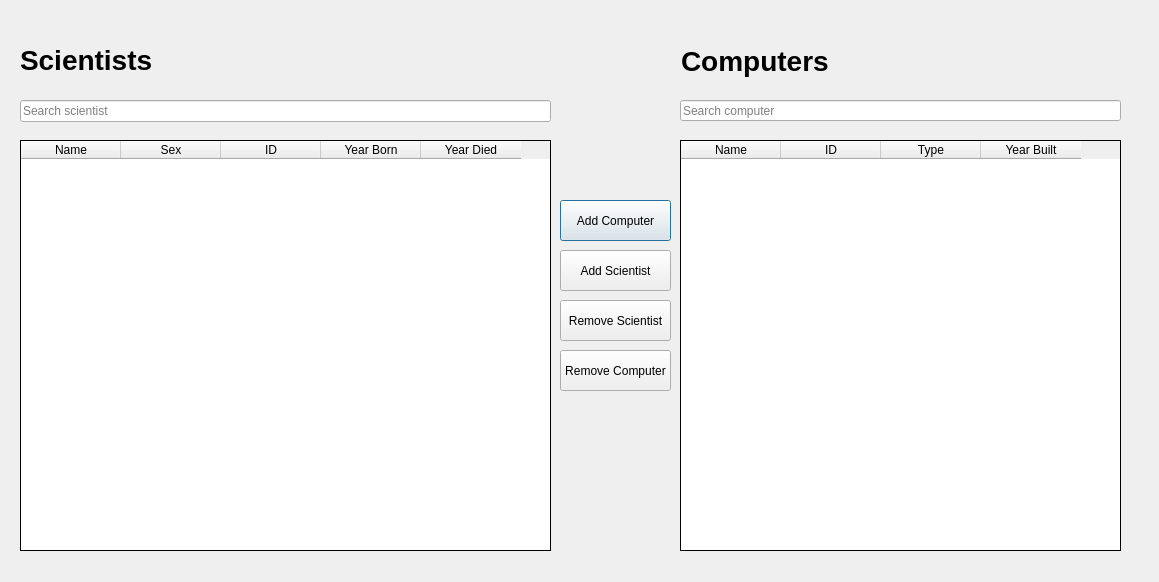
Qt form Verkefni_3/programwindow.ui (Verklegt/Lokaverkefni) before a commit.
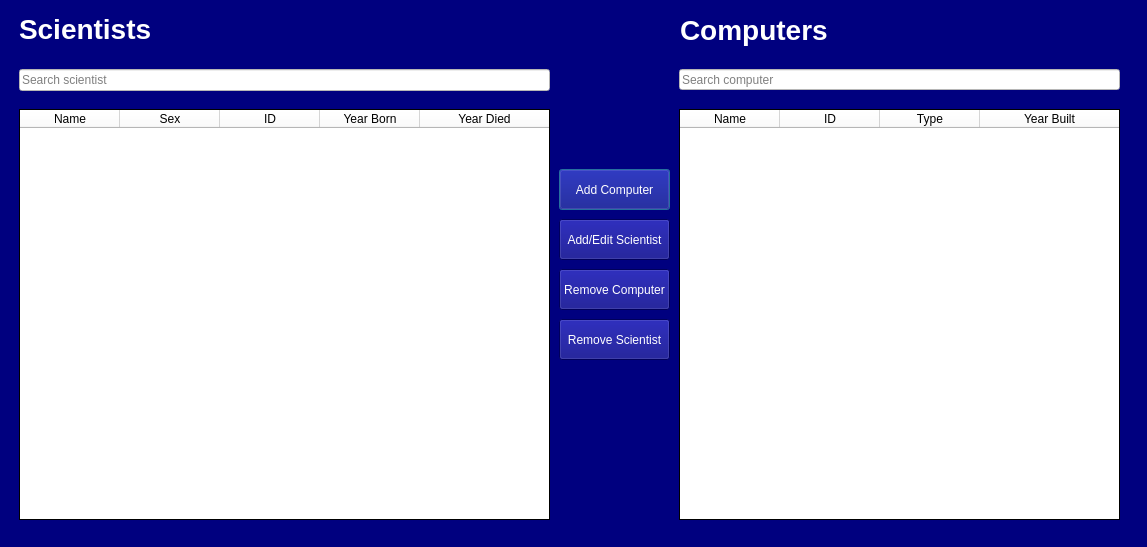
The same form after that commit.

Commit message: lagaði litina og útlit, virkni á edit og remove ekki en kominn

```diff
--- a/Verkefni_3/programwindow.ui
+++ b/Verkefni_3/programwindow.ui
@@ -6,22 +6,30 @@
    <rect>
     <x>0</x>
     <y>0</y>
-    <width>1159</width>
-    <height>582</height>
+    <width>1147</width>
+    <height>547</height>
    </rect>
   </property>
   <property name="windowTitle">
    <string>Dialog</string>
   </property>
+  <property name="styleSheet">
+   <string notr="true">background-color: rgb(0, 0, 127);
+color: rgb(255, 255, 255);</string>
+  </property>
   <widget class="QLineEdit" name="input_filter_computer">
    <property name="geometry">
     <rect>
-     <x>680</x>
-     <y>100</y>
+     <x>679</x>
+     <y>69</y>
      <width>441</width>
      <height>21</height>
     </rect>
    </property>
+   <property name="styleSheet">
+    <string notr="true">background-color: rgb(255, 255, 255);
+color: rgb(0, 0, 0);</string>
+   </property>
    <property name="text">
     <string/>
    </property>
@@ -32,8 +40,8 @@
   <widget class="QTableWidget" name="Scientist_table">
    <property name="geometry">
     <rect>
-     <x>20</x>
-     <y>140</y>
+     <x>19</x>
+     <y>109</y>
      <width>531</width>
      <height>411</height>
     </rect>
@@ -41,6 +49,10 @@
    <property name="layoutDirection">
     <enum>Qt::LeftToRight</enum>
    </property>
+   <property name="styleSheet">
+    <string notr="true">background-color: rgb(255, 255, 255);
+color: rgb(0, 0, 0);</string>
+   </property>
    <property name="frameShape">
     <enum>QFrame::Box</enum>
    </property>
@@ -51,9 +63,15 @@
     <bool>true</bool>
    </property>
    <attribute name="horizontalHeaderStretchLastSection">
-    <bool>false</bool>
+    <bool>true</bool>
    </attribute>
    <attribute name="verticalHeaderCascadingSectionResizes">
+    <bool>true</bool>
+   </attribute>
+   <attribute name="verticalHeaderShowSortIndicator" stdset="0">
+    <bool>true</bool>
+   </attribute>
+   <attribute name="verticalHeaderStretchLastSection">
     <bool>false</bool>
    </attribute>
    <column>
@@ -88,12 +106,16 @@
   <widget class="QTableWidget" name="Computer_table">
    <property name="geometry">
     <rect>
-     <x>680</x>
-     <y>140</y>
+     <x>679</x>
+     <y>109</y>
      <width>441</width>
      <height>411</height>
     </rect>
    </property>
+   <property name="styleSheet">
+    <string notr="true">background-color: rgb(255, 255, 255);
+color: rgb(0, 0, 0);</string>
+   </property>
    <property name="frameShape">
     <enum>QFrame::Box</enum>
    </property>
@@ -103,6 +125,21 @@
    <property name="sortingEnabled">
     <bool>true</bool>
    </property>
+   <attribute name="horizontalHeaderCascadingSectionResizes">
+    <bool>true</bool>
+   </attribute>
+   <attribute name="horizontalHeaderStretchLastSection">
+    <bool>true</bool>
+   </attribute>
+   <attribute name="verticalHeaderCascadingSectionResizes">
+    <bool>true</bool>
+   </attribute>
+   <attribute name="verticalHeaderShowSortIndicator" stdset="0">
+    <bool>true</bool>
+   </attribute>
+   <attribute name="verticalHeaderStretchLastSection">
+    <bool>false</bool>
+   </attribute>
    <column>
     <property name="text">
      <string>Name</string>
@@ -127,12 +164,15 @@
   <widget class="QPushButton" name="add_computer_button">
    <property name="geometry">
     <rect>
-     <x>560</x>
-     <y>200</y>
+     <x>559</x>
+     <y>169</y>
      <width>111</width>
      <height>41</height>
     </rect>
    </property>
+   <property name="styleSheet">
+    <string notr="true"/>
+   </property>
    <property name="text">
     <string>Add Computer</string>
    </property>
@@ -140,12 +180,16 @@
   <widget class="QLineEdit" name="input_filter_scientist">
    <property name="geometry">
     <rect>
-     <x>20</x>
-     <y>100</y>
+     <x>19</x>
+     <y>69</y>
      <width>531</width>
      <height>22</height>
     </rect>
    </property>
+   <property name="styleSheet">
+    <string notr="true">background-color: rgb(255, 255, 255);
+color: rgb(0, 0, 0);</string>
+   </property>
    <property name="inputMask">
     <string/>
    </property>
@@ -159,8 +203,8 @@
   <widget class="QLabel" name="Scientist_text_2">
    <property name="geometry">
     <rect>
-     <x>681</x>
-     <y>31</y>
+     <x>680</x>
+     <y>0</y>
      <width>181</width>
      <height>61</height>
     </rect>
@@ -171,20 +215,23 @@
     </font>
    </property>
    <property name="text">
-    <string>&lt;h2&gt;Computers&lt;/h2&gt;</string>
+    <string>&lt;html&gt;&lt;head/&gt;&lt;body&gt;&lt;p&gt;&lt;span style=&quot; font-size:x-large; font-weight:600; color:#ffffff;&quot;&gt;Computers&lt;/span&gt;&lt;/p&gt;&lt;/body&gt;&lt;/html&gt;</string>
    </property>
   </widget>
   <widget class="QPushButton" name="add_scientist_button">
    <property name="geometry">
     <rect>
-     <x>560</x>
-     <y>250</y>
+     <x>559</x>
+     <y>219</y>
      <width>111</width>
      <height>41</height>
     </rect>
    </property>
+   <property name="styleSheet">
+    <string notr="true">gridline-color: rgb(0, 255, 0);</string>
+   </property>
    <property name="text">
-    <string>Add Scientist</string>
+    <string>Add/Edit Scientist</string>
    </property>
    <property name="iconSize">
     <size>
@@ -199,8 +246,8 @@
   <widget class="QLabel" name="Scientist_text">
    <property name="geometry">
     <rect>
-     <x>20</x>
-     <y>30</y>
+     <x>19</x>
+     <y>-1</y>
      <width>191</width>
      <height>61</height>
     </rect>
@@ -211,14 +258,14 @@
     </font>
    </property>
    <property name="text">
-    <string>&lt;h2&gt;Scientists&lt;/h2&gt;</string>
+    <string>&lt;html&gt;&lt;head/&gt;&lt;body&gt;&lt;p&gt;&lt;span style=&quot; font-size:x-large; font-weight:600; color:#ffffff;&quot;&gt;Scientists&lt;/span&gt;&lt;/p&gt;&lt;/body&gt;&lt;/html&gt;</string>
    </property>
   </widget>
   <widget class="QPushButton" name="button_remove_scientist">
    <property name="geometry">
     <rect>
-     <x>560</x>
-     <y>300</y>
+     <x>559</x>
+     <y>319</y>
      <width>111</width>
      <height>41</height>
     </rect>
@@ -230,8 +277,8 @@
   <widget class="QPushButton" name="button_remove_computer">
    <property name="geometry">
     <rect>
-     <x>560</x>
-     <y>350</y>
+     <x>559</x>
+     <y>269</y>
      <width>111</width>
      <height>41</height>
     </rect>
```
Left out of the diff: 15 changed lines with no effect on the pictures. The commit also changes 38 other files.
